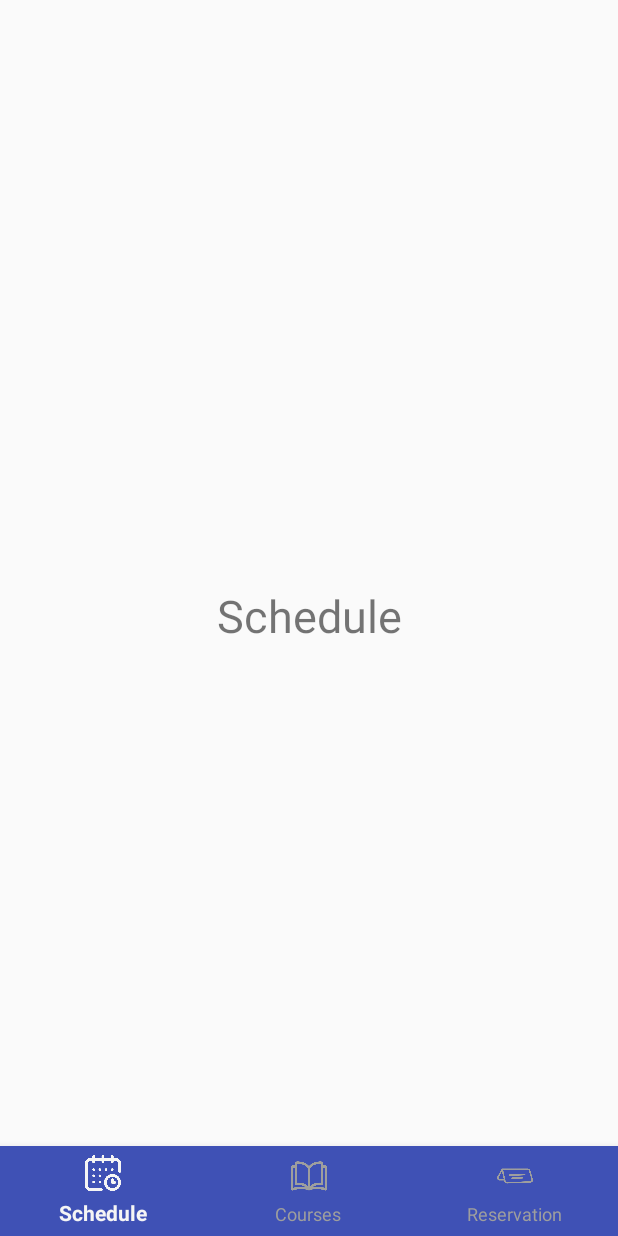
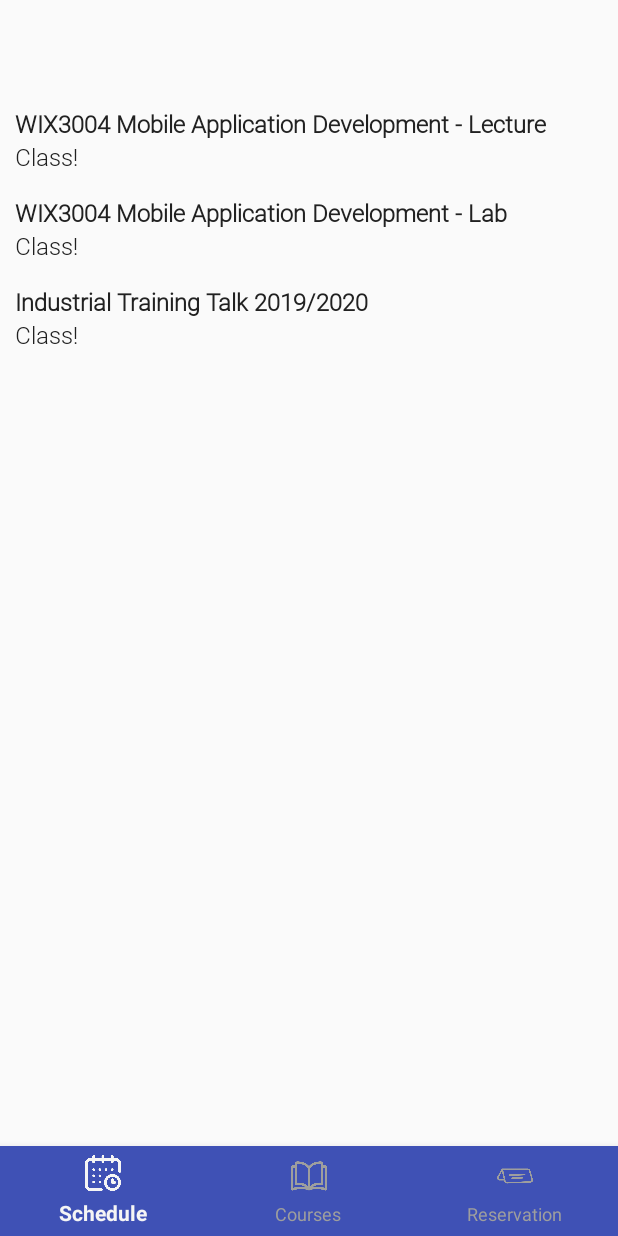
Before and after one commit to dingsheng-ong/UniHelp, an Android app: the ScheduleFragment screen opened directly, with no data from a screen before it, on a phone screen of 412 x 824 dp. Run offline under Robolectric (Android 15) with nearby library versions, the phone set to English and light mode, and no system bars; our stand-ins replace navigation-ui.

Commit message:
Completed Most Basic Schedule View

```diff
--- /dev/null
+++ b/app/src/main/java/my/edu/um/fsktm/unihelp/ui/schedule/Item.java
@@ -0,0 +1,42 @@
+package my.edu.um.fsktm.unihelp.ui.schedule;
+
+import androidx.annotation.NonNull;
+
+import java.io.Serializable;
+import java.sql.Timestamp;
+
+public class Item implements Serializable {
+    private final String type;
+    private final String title;
+    private final String description;
+    private final Timestamp timeStart;
+    private final Timestamp timeEnd;
+    private final String venue;
+    private final String lecturer;
+
+    public Item(
+        String type, // booking, event, class
+        String title,
+        String description,
+        Timestamp timeStart,
+        Timestamp timeEnd,
+        String venue,
+        String lecturer
+    ) {
+        this.type = type;
+        this.title = title;
+        this.description = description;
+        this.timeStart = timeStart;
+        this.timeEnd = timeEnd;
+        this.venue = venue;
+        this.lecturer  = lecturer;
+    }
+
+    public String getType() { return type; }
+    public String getTitle() { return title; }
+    public String getDescription() { return description; }
+    public Timestamp getTimeStart() { return timeStart;}
+    public Timestamp getTimeEnd() { return timeEnd; }
+    public String getVenue() { return venue;  }
+    public String getLecturer() { return lecturer; }
+}
--- /dev/null
+++ b/app/src/main/java/my/edu/um/fsktm/unihelp/ui/schedule/ItemAdapter.java
@@ -0,0 +1,78 @@
+package my.edu.um.fsktm.unihelp.ui.schedule;
+
+import android.content.Context;
+import android.content.Intent;
+import android.view.LayoutInflater;
+import android.view.View;
+import android.view.ViewGroup;
+import android.widget.ImageView;
+import android.widget.TextView;
+
+import androidx.annotation.NonNull;
+import androidx.recyclerview.widget.RecyclerView;
+
+import java.util.List;
+import java.util.Locale;
+
+import my.edu.um.fsktm.unihelp.R;
+
+public class ItemAdapter extends RecyclerView.Adapter<ItemAdapter.ItemViewHolder> {
+
+    private List<Item> database;
+    private Context context;
+
+    //  View Holder
+    static class ItemViewHolder extends RecyclerView.ViewHolder {
+        View view;
+        ItemViewHolder(View view) {
+            super(view);
+            this.view = view;
+        }
+    }
+
+    ItemAdapter(Context context, List<Item> database) {
+        this.context = context;
+        this.database = database;
+    }
+
+//    private View.OnClickListener openLocation(final Item location) {
+//        return new View.OnClickListener() {
+//            @Override
+//            public void onClick(View v) {
+//                Intent intent = new Intent(context, RoomDetailActivity.class);
+//                intent.putExtra("location", location);
+//                context.startActivity(intent);
+//            }
+//        };
+//    }
+
+    @NonNull
+    @Override
+    public ItemViewHolder onCreateViewHolder(ViewGroup parent, int viewType) {
+        View view = LayoutInflater.from(parent.getContext()).inflate(
+            R.layout.schedule_item,
+            parent,
+            false
+        );
+        return new ItemViewHolder(view);
+    }
+
+    @Override
+    public void onBindViewHolder(ItemViewHolder holder, int position) {
+        Item item = database.get(position);
+        View root = holder.view;
+
+//        root.setOnClickListener(openLocation(item));
+
+        TextView title = root.findViewById(R.id.schedule_item_title);
+        TextView description = root.findViewById(R.id.schedule_item_description);
+
+        title.setText(item.getTitle());
+        description.setText(item.getDescription());
+    }
+
+    @Override
+    public int getItemCount() {
+        return database.size();
+    }
+}
--- /dev/null
+++ b/app/src/main/java/my/edu/um/fsktm/unihelp/ui/schedule/ScheduleFragment.java
@@ -0,0 +1,80 @@
+package my.edu.um.fsktm.unihelp.ui.schedule;
+
+
+import android.os.Bundle;
+
+import androidx.fragment.app.Fragment;
+import androidx.recyclerview.widget.LinearLayoutManager;
+import androidx.recyclerview.widget.RecyclerView;
+
+import android.view.LayoutInflater;
+import android.view.View;
+import android.view.ViewGroup;
+
+import java.sql.Time;
+import java.sql.Timestamp;
+import java.util.ArrayList;
+import java.util.GregorianCalendar;
+import java.util.List;
+
+import my.edu.um.fsktm.unihelp.R;
+import my.edu.um.fsktm.unihelp.util.RandomIconGenerator;
+
+public class ScheduleFragment extends Fragment {
+
+    private RecyclerView recyclerView;
+    private RecyclerView.Adapter adapter;
+    private RecyclerView.LayoutManager layoutManager;
+
+    @Override
+    public View onCreateView(LayoutInflater inflater, ViewGroup container,
+                             Bundle savedInstanceState) {
+        // Inflate the layout for this fragment
+        View view = inflater.inflate(R.layout.schedule_fragment, container, false);
+
+        recyclerView = view.findViewById(R.id.schedule_item_list);
+
+        layoutManager = new LinearLayoutManager(getActivity());
+        recyclerView.setLayoutManager(layoutManager);
+
+        List<Item> database = queryListOfLocation();
+        adapter = new ItemAdapter(getContext(), database);
+        recyclerView.setAdapter(adapter);
+
+        return view;
+    }
+
+    private List<Item> queryListOfLocation() {
+        // TO-DO: query db
+        List<Item> database = new ArrayList<>();
+        database.add(new Item(
+                "class",
+                "WIX3004 Mobile Application Development - Lecture",
+                "Class!",
+                new Timestamp(new GregorianCalendar(2019,12,1,16,0).getTimeInMillis()),
+                new Timestamp(new GregorianCalendar(2019,12,1,17,0).getTimeInMillis()),
+                "DK1, FSKTM",
+                "Dr. Ong Sim Ying"
+        ));
+        database.add(new Item(
+                "class",
+                "WIX3004 Mobile Application Development - Lab",
+                "Class!",
+                new Timestamp(new GregorianCalendar(2019,12,1,16,0).getTimeInMillis()),
+                new Timestamp(new GregorianCalendar(2019,12,1,17,0).getTimeInMillis()),
+                "DK1, FSKTM",
+                "Dr. Ong Sim Ying"
+        ));
+        database.add(new Item(
+                "event",
+                "Industrial Training Talk 2019/2020",
+                "Class!",
+                new Timestamp(new GregorianCalendar(2019,12,1,16,0).getTimeInMillis()),
+                new Timestamp(new GregorianCalendar(2019,12,1,17,0).getTimeInMillis()),
+                "The Cube, FSKTM",
+                null
+        ));
+        return database;
+    }
+
+}
--- a/app/src/main/res/layout/schedule_fragment.xml
+++ b/app/src/main/res/layout/schedule_fragment.xml
@@ -5,15 +5,12 @@
     android:layout_width="match_parent"
     android:layout_height="match_parent">
 
-    <TextView
-        android:layout_width="wrap_content"
-        android:layout_height="wrap_content"
-        android:textSize="30sp"
-        android:gravity="center"
-        app:layout_constraintTop_toTopOf="parent"
-        app:layout_constraintBottom_toBottomOf="parent"
-        app:layout_constraintLeft_toLeftOf="parent"
-        app:layout_constraintRight_toRightOf="parent"
-        android:text="Schedule" />
+    <androidx.recyclerview.widget.RecyclerView
+        android:id="@+id/schedule_item_list"
+        android:layout_width="match_parent"
+        android:layout_height="match_parent">
+
+    </androidx.recyclerview.widget.RecyclerView>
+
 
 </androidx.constraintlayout.widget.ConstraintLayout>
--- /dev/null
+++ b/app/src/main/res/layout/schedule_item.xml
@@ -0,0 +1,31 @@
+<?xml version="1.0" encoding="utf-8"?>
+<LinearLayout
+    xmlns:android="http://schemas.android.com/apk/res/android"
+    xmlns:app="http://schemas.android.com/apk/res-auto"
+    android:orientation="vertical"
+    android:layout_width="match_parent"
+    android:layout_height="wrap_content"
+    android:layout_marginTop="15dp"
+    android:layout_marginLeft="10dp"
+    android:layout_marginRight="10dp" >
+
+    <TextView
+        android:id="@+id/schedule_item_title"
+        android:layout_width="match_parent"
+        android:layout_height="wrap_content"
+        app:fontFamily="@font/roboto_light"
+        android:textStyle="bold"
+        android:textColor="@color/dark"
+        android:textSize="16sp"
+        android:text="@string/schedule_item_title" />
+
+    <TextView
+        android:id="@+id/schedule_item_description"
+        android:layout_width="match_parent"
+        android:layout_height="wrap_content"
+        app:fontFamily="@font/roboto_light"
+        android:textColor="@color/dark"
+        android:textSize="16sp"
+        android:text="@string/schedule_item_description" />
+
+</LinearLayout>
--- a/app/src/main/res/navigation/module_navigation.xml
+++ b/app/src/main/res/navigation/module_navigation.xml
@@ -7,7 +7,7 @@
 
     <fragment
         android:id="@+id/navigation_schedule"
-        android:name="my.edu.um.fsktm.unihelp.ui.ScheduleFragment"
+        android:name="my.edu.um.fsktm.unihelp.ui.schedule.ScheduleFragment"
         android:label="@string/bn_schedule"
         tools:layout="@layout/schedule_fragment" />
 
--- a/app/src/main/res/values/strings.xml
+++ b/app/src/main/res/values/strings.xml
@@ -17,6 +17,10 @@
     <string name="location_reserve_count">0</string>
     <string name="location_rating">0.0</string>
 
+    <!--  Schedule  -->
+    <string name="schedule_item_title">Title</string>
+    <string name="schedule_item_description">Item Description</string>
+
     <!--  RoomDetail  -->
     <string name="btn_book">Book the room</string>
     <string name="date">00-Mmm-yyyy</string>
```
